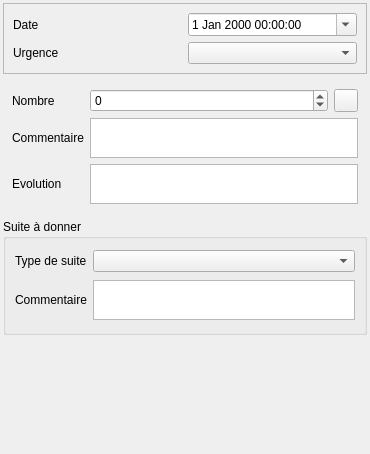
First picture: the form in Lamia/iface/qgiswidget/tools/toolprepro/base3/lamiabase_observation_tool_ui.ui, repository Artelia/Lamia, before the edit.
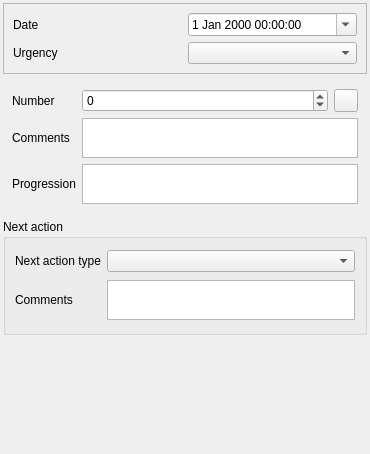
Second picture: the form after the edit. Icons and pictures are not drawn.

What changed in the file:
```diff
--- a/Lamia/iface/qgiswidget/tools/toolprepro/base3/lamiabase_observation_tool_ui.ui
+++ b/Lamia/iface/qgiswidget/tools/toolprepro/base3/lamiabase_observation_tool_ui.ui
@@ -36,7 +36,7 @@
       <item row="1" column="0">
        <widget class="QLabel" name="label_5">
         <property name="text">
-         <string>Urgence</string>
+         <string>Urgency</string>
         </property>
        </widget>
       </item>
@@ -63,14 +63,14 @@
        <item row="5" column="0">
         <widget class="QLabel" name="label_6">
          <property name="text">
-          <string>Evolution</string>
+          <string>Progression</string>
          </property>
         </widget>
        </item>
        <item row="1" column="0">
         <widget class="QLabel" name="label_2">
          <property name="text">
-          <string>Nombre</string>
+          <string>Number</string>
          </property>
         </widget>
        </item>
@@ -84,7 +84,7 @@
        <item row="3" column="0">
         <widget class="QLabel" name="label_7">
          <property name="text">
-          <string>Commentaire</string>
+          <string>Comments</string>
          </property>
         </widget>
        </item>
@@ -173,20 +173,20 @@
    <item>
     <widget class="QGroupBox" name="groupBox">
      <property name="title">
-      <string>Suite à donner</string>
+      <string>Next action</string>
      </property>
      <layout class="QGridLayout" name="gridLayout_4">
       <item row="1" column="0">
        <widget class="QLabel" name="label_8">
         <property name="text">
-         <string>Commentaire</string>
+         <string>Comments</string>
         </property>
        </widget>
       </item>
       <item row="0" column="0">
        <widget class="QLabel" name="label_4">
         <property name="text">
-         <string>Type de suite</string>
+         <string>Next action type</string>
         </property>
        </widget>
       </item>
```
Left out of the diff: 15 changed lines with no effect on the pictures.
